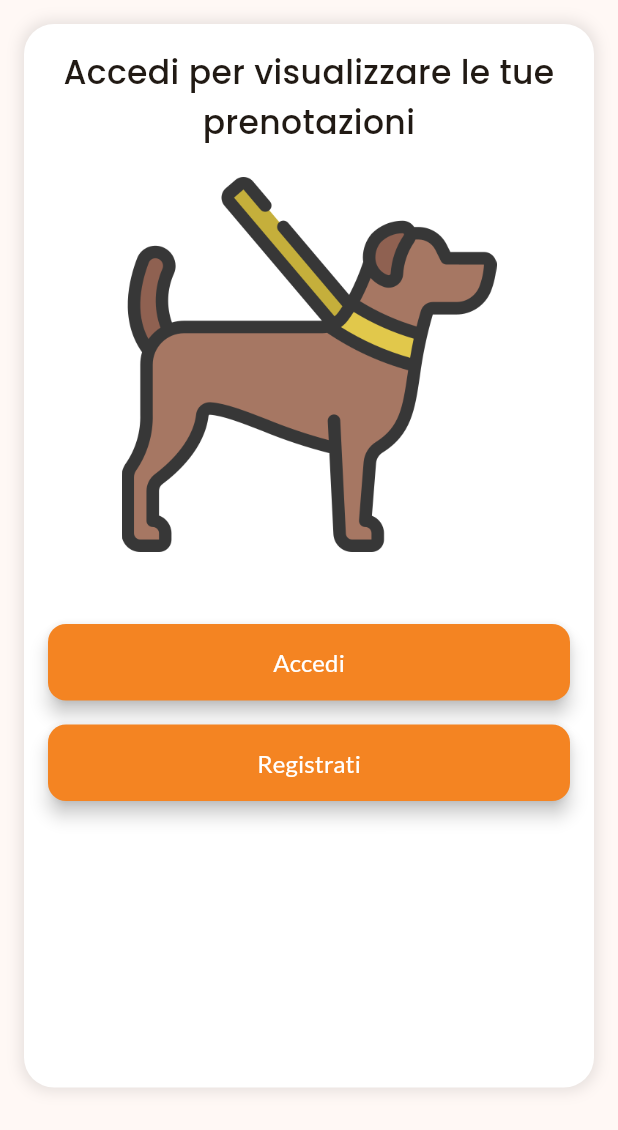
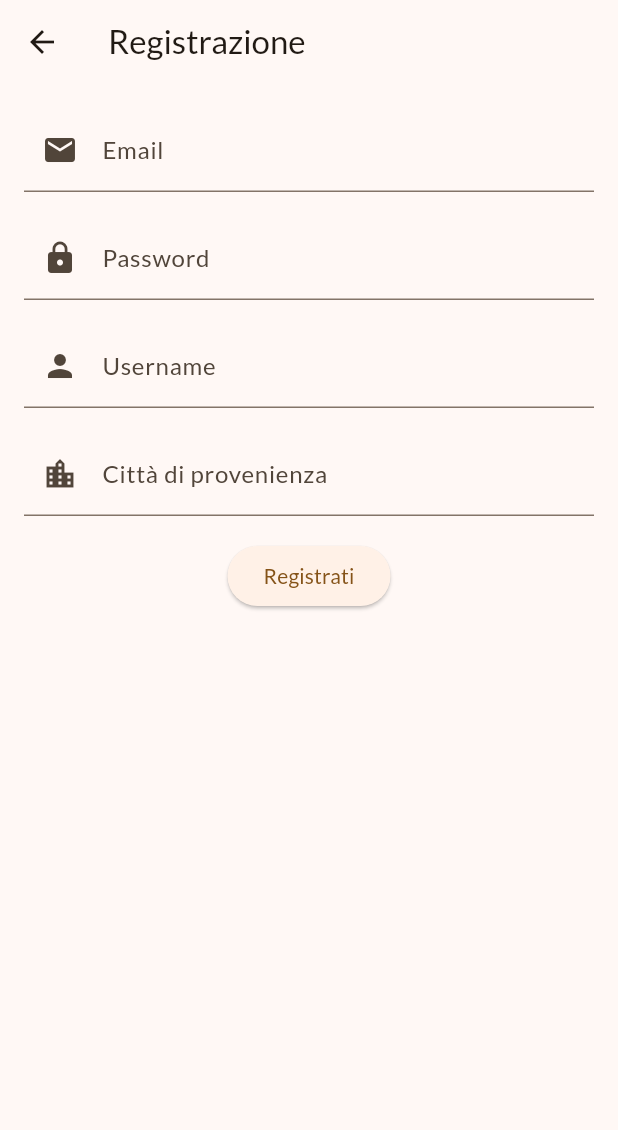
Before and after one commit to MatteoAv/EMAD2024-25_HappyTails, a Flutter app: the PrenotazioniPage screen opened directly, after a tap on "Registrati", on a phone screen of 412 x 824 dp. Shown: the top 1130 px of the screen. Run offline on Flutter 3.47's test engine with Material 3 defaults, Android fonts, the phone set to English and light mode, and no system bars; our stand-ins replace flutter_riverpod, google_fonts, sqflite, supabase_flutter; accounts and stored records are empty; project files that could hold a hidden picture were left out.

```diff
--- /dev/null
+++ b/lib/Auth/registration.dart
@@ -0,0 +1,117 @@
+import 'package:flutter/material.dart';
+import 'package:supabase_flutter/supabase_flutter.dart';
+
+class SignUpPage extends StatefulWidget {
+  @override
+  _SignUpPageState createState() => _SignUpPageState();
+}
+
+class _SignUpPageState extends State<SignUpPage> {
+  final SupabaseClient supabase = Supabase.instance.client;
+
+  final TextEditingController emailController = TextEditingController();
+  final TextEditingController passwordController = TextEditingController();
+  final TextEditingController usernameController = TextEditingController();
+  final TextEditingController cityController = TextEditingController();
+
+  Future<void> signUp() async {
+    final email = emailController.text;
+    final password = passwordController.text;
+    final username = usernameController.text;
+    final city = cityController.text;
+
+    if (email.isEmpty || password.isEmpty || username.isEmpty || city.isEmpty) {
+      ScaffoldMessenger.of(context).showSnackBar(
+        const SnackBar(content: Text('Tutti i campi sono obbligatori')),
+      );
+      return;
+    }
+
+    try {
+      // Registra l'utente con email e password
+      final response = await supabase.auth.signUp(
+        email: email,
+        password: password,
+      );
+
+      final user = response.user;
+
+      if (user != null) {
+        // Inserisce i dati aggiuntivi nella tabella profiles
+        await supabase.from('profiles').insert({
+          'id': user.id,
+          'email' : email,
+          'userName': username,
+          'city': city,
+        });
+
+        ScaffoldMessenger.of(context).showSnackBar(
+          const SnackBar(content: Text('Registrazione completata!')),
+        );
+
+        // Naviga alla pagina di login o home
+        Navigator.pop(context);
+      } else {
+        ScaffoldMessenger.of(context).showSnackBar(
+          const SnackBar(content: Text('Errore durante la registrazione')),
+        );
+      }
+    } catch (e) {
+      ScaffoldMessenger.of(context).showSnackBar(
+        SnackBar(content: Text('Errore: $e')),
+      );
+    }
+  }
+
+  @override
+  Widget build(BuildContext context) {
+    return Scaffold(
+      appBar: AppBar(title: const Text('Registrazione')),
+      body: Padding(
+        padding: const EdgeInsets.all(16.0),
+        child: Column(
+          children: [
+            TextField(
+              controller: emailController,
+              decoration: const InputDecoration(
+                labelText: 'Email',
+                prefixIcon: Icon(Icons.email),
+              ),
+              keyboardType: TextInputType.emailAddress,
+            ),
+            const SizedBox(height: 16),
+            TextField(
+              controller: passwordController,
+              decoration: const InputDecoration(
+                labelText: 'Password',
+                prefixIcon: Icon(Icons.lock),
+              ),
+              obscureText: true,
+            ),
+            const SizedBox(height: 16),
+            TextField(
+              controller: usernameController,
+              decoration: const InputDecoration(
+                labelText: 'Username',
+                prefixIcon: Icon(Icons.person),
+              ),
+            ),
+            const SizedBox(height: 16),
+            TextField(
+              controller: cityController,
+              decoration: const InputDecoration(
+                labelText: 'Città di provenienza',
+                prefixIcon: Icon(Icons.location_city),
+              ),
+            ),
+            const SizedBox(height: 16),
+            ElevatedButton(
+              onPressed: signUp,
+              child: const Text('Registrati'),
+            ),
+          ],
+        ),
+      ),
+    );
+  }
+}
--- a/lib/UserManage/model/user.dart
+++ b/lib/UserManage/model/user.dart
@@ -1,12 +1,14 @@
 class User{
   final int id;
   String userName;
+  String email;
   String imageUrl;
   String citta;
 
 
   User({
     required this.id,
+    required this.email,
     required this.userName,
     required this.imageUrl,
     required this.citta
@@ -17,6 +19,7 @@ class User{
   factory User.fromMap(Map<String, dynamic> map){
     return User(
      id: map['id'],
+     email: map['email'],
      userName: map ['userName'],
      imageUrl: map ['imageUrl'],
      citta: map ['citta']
@@ -27,6 +30,7 @@ class User{
   Map <String, dynamic> toMap(){
     return{
       'id': id,
+      'email' : email,
       'userName': userName,
       'imageUrl': imageUrl,
       'citta': citta
--- a/lib/UserManage/repositories/local_database.dart
+++ b/lib/UserManage/repositories/local_database.dart
@@ -35,6 +35,7 @@ class LocalDatabase {
         id INTEGER PRIMARY KEY autoincrement,
         userName TEXT NOT NULL,
         imageUrl TEXT NOT NULL,
+        email TEXT NOT NULL,
         citta TEXT NOT NULL
       );
     ''');
@@ -112,30 +113,25 @@ Future<bool> updateUser(int ?userId, String ?userName, String ?citta) async {
     return maps.map((map) => Booking.fromMap(map)).toList();
   }
 
+
+  void insertUser(String userName, String email, String citta, String imageUrl) async{
+    final db = await instance.database;
+    await db.insert('users',{
+    'userName' : userName,
+    'citta' : citta,
+    'email' : email,
+    'imageUrl': imageUrl
+    }
+    );
+  }
+
+
   Future<User?> getUser() async {
     final db = await instance.database;
     final maps = await db.query('users', limit: 1);
-
     if (maps.isNotEmpty) {
       return User.fromMap(maps.first);
     }
     return null;
   }
-
-  Future<void> initializeDummyData() async {
-  final db = await instance.database;
-  // Aggiungi un utente fittizio
-  await db.insert('users', {
-    'id': 1,
-    'userName': 'John Doe',
-    'citta': 'Springfield',
-    'imageUrl':'https://marketplace.canva.com/EAF-i9Rhbp4/1/0/1600w/canva-sfondo-neutro-cerchio-immagine-di-profilo-linkedin-3nYoZ1kUL0s.jpg'
-  });
-
-  // Aggiungi animali fittizi
-  await db.insert('pets', {'id': 1, 'name': 'Buddy', 'type': 'Dog', 'owner_id': 1});
-  await db.insert('pets', {'id': 2, 'name': 'Mittens', 'type': 'Cat', 'owner_id':1});
-  // Aggiungi prenotazioni fittizie
-  await db.insert('bookings', {'id': 1, 'dateBegin': '2024-11-25', 'id_trans': 10, 'dateEnd':'2024-12-02', 'price':10.20, 'state':'Confermata','state_Payment': 'Pagata','pet_id':1});
-  }
 }
--- a/lib/UserManage/screens/settings_page.dart
+++ b/lib/UserManage/screens/settings_page.dart
@@ -1,5 +1,6 @@
 import 'package:flutter/material.dart';
 import 'package:flutter_riverpod/flutter_riverpod.dart';
+import 'package:supabase_flutter/supabase_flutter.dart';
 import '../providers/profile_providers.dart';
 
 class SettingsPage extends ConsumerStatefulWidget {
@@ -115,6 +116,9 @@ class _SettingsPageState extends ConsumerState<SettingsPage> {
                   // Pulsante per effettuare il logout
                   ElevatedButton(
                     onPressed: () {
+                        Supabase.instance.client.auth.signOut();
+                        print('Logout effettuato');
+
 
                     },
                     style: ElevatedButton.styleFrom(
--- a/lib/UserManage/widgets/PetCard.dart
+++ b/lib/UserManage/widgets/PetCard.dart
@@ -11,7 +11,10 @@ class PetCard extends StatelessWidget{
 
   static const Map<String, String> petsIcons = {
     'Dog' : "$pathIcon/dog.png",
-    'Cat' : "$pathIcon/cat.png"
+    'Cat' : "$pathIcon/cat.png",
+    'Fish' : "$pathIcon/fish.png",
+    'Bird' : "$pathIcon/dove.png",
+    'Other' : "$pathIcon/hamster.png"
   };
 
   PetCard({
--- a/lib/app/routes.dart
+++ b/lib/app/routes.dart
@@ -1,4 +1,5 @@
 import 'package:flutter/material.dart';
+import 'package:happy_tails/Auth/registration.dart';
 import 'package:happy_tails/home.dart';
 import 'package:happy_tails/screens/ricerca/petsitter_page.dart';
 import '../UserManage/screens/profile_page.dart';
@@ -10,6 +11,7 @@ class AppRoutes {
   static const String settings = '/settings';
   static const String homePage = "/";
   static const String sitterpage = '/sitter_page';
+  static const String registrationPage = "/registration";
 
   static Route<dynamic> generateRoute(RouteSettings settings) {
     switch (settings.name) {
@@ -28,6 +30,9 @@ class AppRoutes {
         return MaterialPageRoute(
           builder: (_) => const ProfiloPetsitter(),
         );
+      case  '/registration':
+      return MaterialPageRoute(builder: (_) =>  SignUpPage());
+
       default:
         return MaterialPageRoute(
           builder: (_) => const UserProfilePage(),
--- a/lib/main.dart
+++ b/lib/main.dart
@@ -13,9 +13,7 @@ Future<void> main() async{
 
   WidgetsFlutterBinding.ensureInitialized();
 
-  await LocalDatabase.instance.deleteDatabaseFile();
   await LocalDatabase.instance.database;
-  await LocalDatabase.instance.initializeDummyData();
   await Supabase.initialize(
     url: 'https://nopqmogzpjhqntzristy.supabase.co',
     anonKey: 'eyJhbGciOiJIUzI1NiIsInR5cCI6IkpXVCJ9.eyJpc3MiOiJzdXBhYmFzZSIsInJlZiI6Im5vcHFtb2d6cGpocW50enJpc3R5Iiwicm9sZSI6ImFub24iLCJpYXQiOjE3MzI4MDY4MzAsImV4cCI6MjA0ODM4MjgzMH0.tgm20B3Xgq26fgGBdK0Xy-Yz5_qVy0yW83fHcuqucb8',
--- a/lib/prenotazioni.dart
+++ b/lib/prenotazioni.dart
@@ -1,5 +1,6 @@
 import 'package:flutter/material.dart';
 import 'package:google_fonts/google_fonts.dart';
+import 'package:happy_tails/app/routes.dart';
 
 class PrenotazioniPage extends StatelessWidget {
   const PrenotazioniPage({super.key});
@@ -74,7 +75,7 @@ class PrenotazioniPage extends StatelessWidget {
                             //const SizedBox(height: 12),
                             ElevatedButton(
                               onPressed: () {
-                                // Aggiungi logica per registrarsi
+                                Navigator.pushNamed(context, AppRoutes.registrationPage);
                               },
                               style: ElevatedButton.styleFrom(
                                 backgroundColor: const Color.fromARGB(255, 244, 132, 34),
--- a/pubspec.yaml
+++ b/pubspec.yaml
@@ -33,7 +33,8 @@ dependencies:
   google_fonts: ^6.2.1
   intl: ^0.18.1
   supabase_flutter: ^2.0.0
-
+  google_sign_in : ^6.0.0
+  flutter_secure_storage: ^8.0.0
 
   # The following adds the Cupertino Icons font to your application.
   # Use with the CupertinoIcons class for iOS style icons.
@@ -79,6 +80,9 @@ flutter:
     - assets/profile-setting.png
     - assets/IconPets/dog.png
     - assets/IconPets/cat.png
+    - assets/IconPets/fish.png
+    - assets/IconPets/dove.png
+    - assets/IconPets/hamster.png
 
 
 
```
Also changed, not shown: lib/Auth/auth_repository.dart (added, +97 -0 lines), lib/UserManage/screens/profile_page.dart (+26 -21 lines), lib/app/bottom_navbar.dart (+32 -9 lines), assets/IconPets/dove.png (added), assets/IconPets/fish.png (added), assets/IconPets/hamster.png (added), pubspec.lock, 3 other files.
